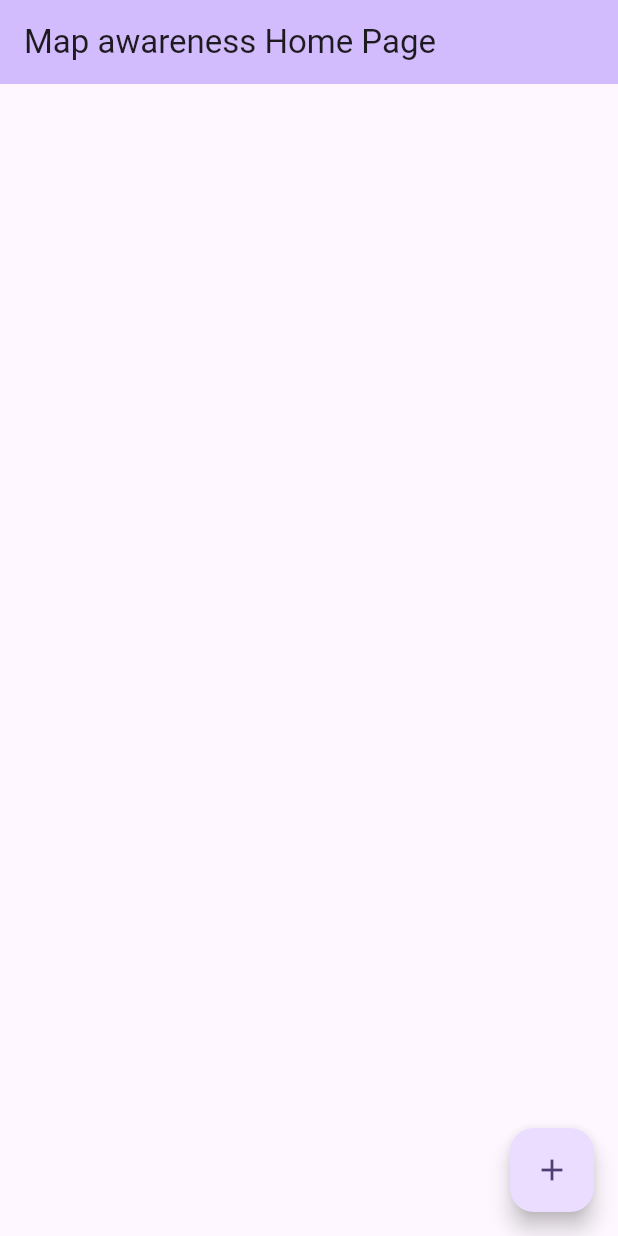
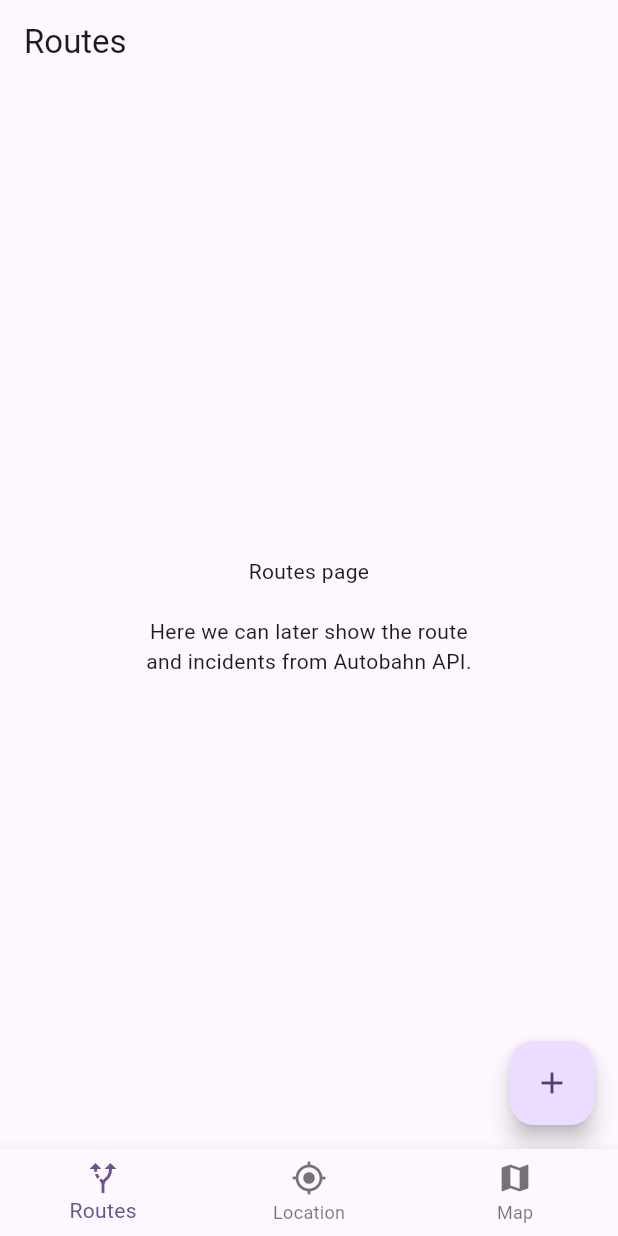
Before and after one commit to Pratik-Kumar-de/map-awareness-android, a Flutter app: the screen it shows after launch, on a phone screen of 412 x 824 dp. Run offline on Flutter 3.47's test engine with Material 3 defaults, Android fonts, the phone set to English and light mode, and no system bars; missing offline and left inert: flutter_curl.

Commit message:
Add Location & Radius page (Pratik)

```diff
--- a/map_awareness/lib/main.dart
+++ b/map_awareness/lib/main.dart
@@ -1,99 +1,153 @@
 import 'package:flutter/material.dart';
 import 'package:map_awareness/APIs/autobahn_api.dart';
 import 'package:map_awareness/APIs/map_api.dart';
+import 'package:map_awareness/pages/location_radius_page.dart'; // <- my page
 
 void main() {
   runApp(const MyApp());
 }
 
+/// Root widget of the app
 class MyApp extends StatelessWidget {
   const MyApp({super.key});
 
-  // This widget is the root of your application.
   @override
   Widget build(BuildContext context) {
     return MaterialApp(
-      title: 'Flutter Demo',
+      title: 'Map Awareness',
+      debugShowCheckedModeBanner: false,
       theme: ThemeData(
-        // This is the theme of your application.
-        //
-        // TRY THIS: Try running your application with "flutter run". You'll see
-        // the application has a purple toolbar. Then, without quitting the app,
-        // try changing the seedColor in the colorScheme below to Colors.green
-        // and then invoke "hot reload" (save your changes or press the "hot
-        // reload" button in a Flutter-supported IDE, or press "r" if you used
-        // the command line to start the app).
-        //
-        // Notice that the counter didn't reset back to zero; the application
-        // state is not lost during the reload. To reset the state, use hot
-        // restart instead.
-        //
-        // This works for code too, not just values: Most code changes can be
-        // tested with just a hot reload.
         colorScheme: ColorScheme.fromSeed(seedColor: Colors.deepPurple),
+        useMaterial3: true,
       ),
-      home: const MyHomePage(title: 'Map awareness Home Page'),
+      // I use my own scaffold with bottom navigation
+      home: const MainScaffold(),
     );
   }
 }
 
-class MyHomePage extends StatefulWidget {
-  const MyHomePage({super.key, required this.title});
-
-  // This widget is the home page of your application. It is stateful, meaning
-  // that it has a State object (defined below) that contains fields that affect
-  // how it looks.
-
-  // This class is the configuration for the state. It holds the values (in this
-  // case the title) provided by the parent (in this case the App widget) and
-  // used by the build method of the State. Fields in a Widget subclass are
-  // always marked "final".
-
-  final String title;
+/// Main scaffold with 3 tabs:
+/// 1) Routes  (Marvin's Autobahn + routing test)
+/// 2) Location & Radius (my feature)
+/// 3) Map     (placeholder for later)
+class MainScaffold extends StatefulWidget {
+  const MainScaffold({super.key});
 
   @override
-  State<MyHomePage> createState() => _MyHomePageState();
+  State<MainScaffold> createState() => _MainScaffoldState();
 }
 
-class _MyHomePageState extends State<MyHomePage> {
-  void _incrementCounter() {
+class _MainScaffoldState extends State<MainScaffold> {
+  int _currentIndex = 0;
+
+  // Pages for the bottom navigation
+  final List<Widget> _pages = const [
+    RoutesPage(),
+    LocationRadiusPage(),  // <--- my page
+    MapPage(),
+  ];
+
+  final List<String> _titles = const [
+    'Routes',
+    'Location & Radius',
+    'Map',
+  ];
+
+  @override
+  Widget build(BuildContext context) {
+    return Scaffold(
+      appBar: AppBar(
+        title: Text(_titles[_currentIndex]),
+      ),
+      body: _pages[_currentIndex],
+      bottomNavigationBar: BottomNavigationBar(
+        currentIndex: _currentIndex,
+        onTap: (index) {
+          setState(() {
+            _currentIndex = index;
+          });
+        },
+        items: const [
+          BottomNavigationBarItem(
+            icon: Icon(Icons.alt_route),
+            label: 'Routes',
+          ),
+          BottomNavigationBarItem(
+            icon: Icon(Icons.my_location),
+            label: 'Location',
+          ),
+          BottomNavigationBarItem(
+            icon: Icon(Icons.map),
+            label: 'Map',
+          ),
+        ],
+      ),
+    );
+  }
+}
+
+/// ----------------------
+/// 1) ROUTES PAGE (old MyHomePage)
+/// This still calls `testAutobahnAPI` and `routing` when user presses + button.
+/// ----------------------
+class RoutesPage extends StatefulWidget {
+  const RoutesPage({super.key});
+
+  @override
+  State<RoutesPage> createState() => _RoutesPageState();
+}
+
+class _RoutesPageState extends State<RoutesPage> {
+  void _callApis() {
     setState(() {
-        //button calls test methods
+      // button calls test methods from the Autobahn + map API files
+      testAutobahnAPI("A1");
 
-        testAutobahnAPI("A1");
-
-        //"53.084,8.798", "53.538,10.033" example bremen to hamburg
-        routing("53.084,8.798", "53.538,10.033");
+      // Example coordinates: Bremen -> Hamburg
+      routing("53.084,8.798", "53.538,10.033");
     });
   }
 
   @override
   Widget build(BuildContext context) {
-    // This method is rerun every time setState is called, for instance as done
-    // by the _incrementCounter method above.
-    //
-    // The Flutter framework has been optimized to make rerunning build methods
-    // fast, so that you can just rebuild anything that needs updating rather
-    // than having to individually change instances of widgets.
     return Scaffold(
-      appBar: AppBar(
-        // TRY THIS: Try changing the color here to a specific color (to
-        // Colors.amber, perhaps?) and trigger a hot reload to see the AppBar
-        // change color while the other colors stay the same.
-        backgroundColor: Theme.of(context).colorScheme.inversePrimary,
-        // Here we take the value from the MyHomePage object that was created by
-        // the App.build method, and use it to set our appbar title.
-        title: Text(widget.title),
-      ),
-      body: Center(
-        // Center is a layout widget. It takes a single child and positions it
-        // in the middle of the parent.
+      body: const Center(
+        child: Text(
+          'Routes page\n\n'
+              'Here we can later show the route\n'
+              'and incidents from Autobahn API.',
+          textAlign: TextAlign.center,
+        ),
       ),
       floatingActionButton: FloatingActionButton(
-        onPressed: _incrementCounter,
-        tooltip: 'Increment',
+        onPressed: _callApis,
+        tooltip: 'Test APIs',
         child: const Icon(Icons.add),
-      ), // This trailing comma makes auto-formatting nicer for build methods.
+      ),
     );
   }
 }
+
+/// ----------------------
+/// 2) LOCATION & RADIUS PAGE
+/// This comes from my own file: pages/location_radius_page.dart
+/// (nothing to do here in main.dart, just navigation)
+/// ----------------------
+/// class LocationRadiusPage is imported from the other file.
+
+/// ----------------------
+/// 3) SIMPLE MAP PAGE (placeholder)
+/// ----------------------
+class MapPage extends StatelessWidget {
+  const MapPage({super.key});
+
+  @override
+  Widget build(BuildContext context) {
+    return const Center(
+      child: Text(
+        'Map page\n\nHere we can show the real map later.',
+        textAlign: TextAlign.center,
+      ),
+    );
+  }
+}
```
Also changed, not shown: map_awareness/lib/pages/location_radius_page.dart (added, +207 -0 lines).
